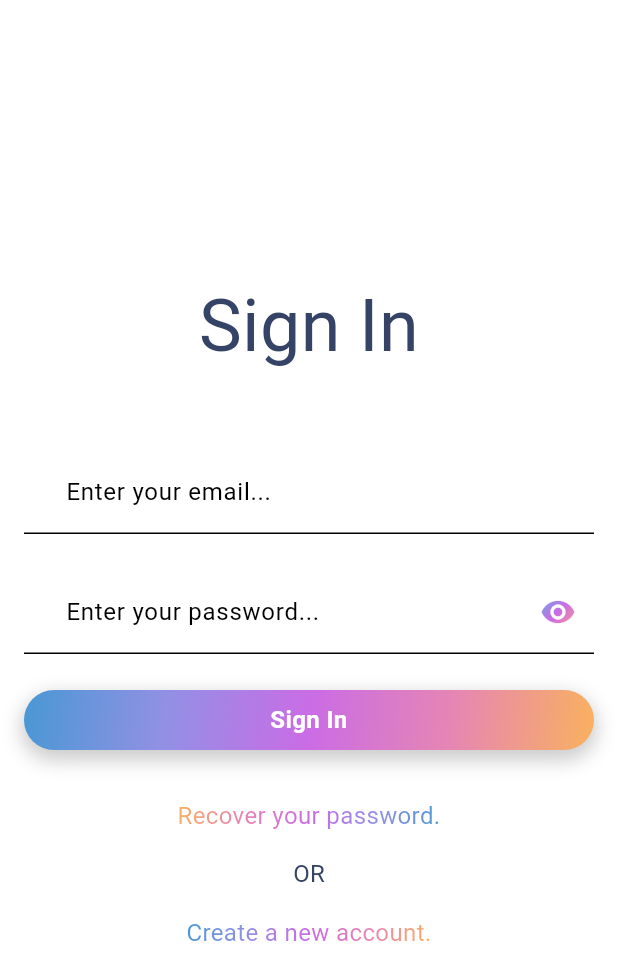
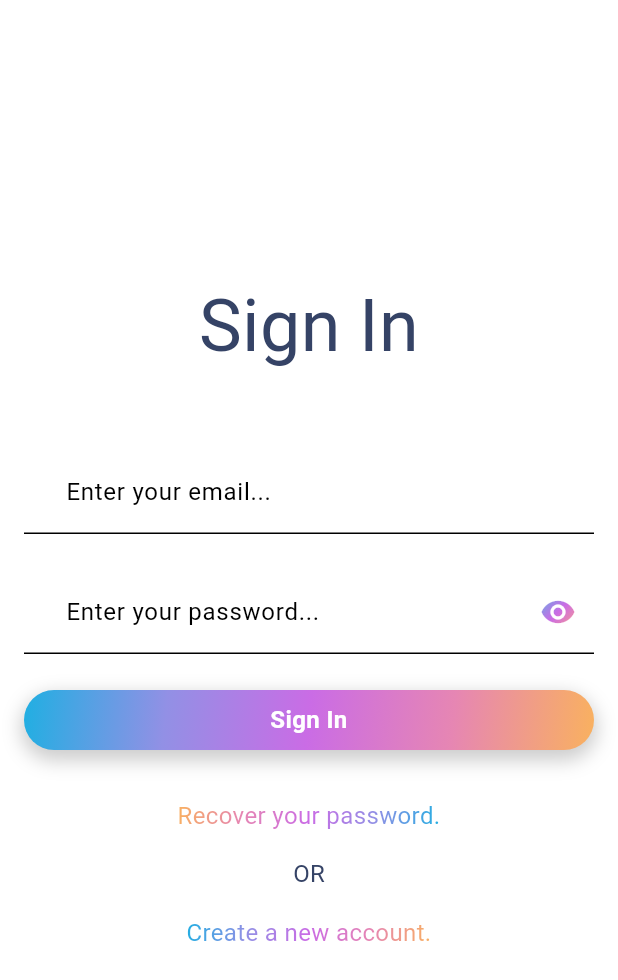
Before and after one commit to AndreiTheDev/expense_tracker, a Flutter app: the screen it shows after launch, on a phone screen of 412 x 824 dp. Shown: the top 980 px of the screen. Run offline on Flutter 3.47's test engine with Material 3 defaults, Android fonts, the phone set to English and light mode, and no system bars; our stand-ins replace cloud_firestore, cloud_functions, equatable, firebase_auth, firebase_core, firebase_messaging and 6 more; missing offline and left inert: bloc_presentation, control_style; accounts and stored records are empty; statements that could not run were skipped; project files that could hold a hidden picture were left out.

Commit message:
feat: add new colors and update some old colors and fix separators to be on both sides

```diff
--- a/lib/src/core/utils/colors.dart
+++ b/lib/src/core/utils/colors.dart
@@ -2,7 +2,8 @@ import 'package:flutter/material.dart';
 
 const Color backgroundColor = Color(0xfff3f4f6);
 const Color textBlue = Color(0xff43648f);
-const Color inactiveColor = Color(0xffc1cadb);
+const Color inactiveColor = Color.fromARGB(21, 193, 202, 219);
+const Color textLight = Color(0xfff9f9f9);
 const Color textDark = Color(0xff354366);
 const Color iconButtonsColor = Color(0xffa1b2c8);
 const Color errorColor = Color(0xffe40e0e);
@@ -10,7 +11,7 @@ final LinearGradient backgroundGradient = LinearGradient(
   begin: Alignment.topLeft,
   end: Alignment.bottomRight,
   colors: [
-    const Color(0xff4998d3).withOpacity(0.4),
+    const Color(0xff20afe2).withOpacity(0.4),
     const Color(0xff9290e5).withOpacity(0.4),
     const Color(0xffca6ce5).withOpacity(0.4),
     const Color(0xffe686b3).withOpacity(0.4),
@@ -21,7 +22,7 @@ const LinearGradient buttonsGradient = LinearGradient(
   begin: Alignment.topLeft,
   end: Alignment.bottomRight,
   colors: [
-    Color(0xff4998d3),
+    Color(0xff20afe2),
     Color(0xff9290e5),
     Color(0xffca6ce5),
     Color(0xffe686b3),
@@ -36,6 +37,6 @@ const LinearGradient buttonsGradientReversed = LinearGradient(
     Color(0xffe686b3),
     Color(0xffca6ce5),
     Color(0xff9290e5),
-    Color(0xff4998d3),
+    Color(0xff20afe2),
   ],
 );
--- a/lib/src/core/utils/sizes.dart
+++ b/lib/src/core/utils/sizes.dart
@@ -15,19 +15,25 @@ const double xxlText = 64;
 
 const xsSeparator = SizedBox(
   height: xsSize,
+  width: xsSize,
 );
 const smallSeparator = SizedBox(
   height: smallSize,
+  width: smallSize,
 );
 const mediumSeparator = SizedBox(
   height: mediumSize,
+  width: mediumSize,
 );
 const largeSeparator = SizedBox(
   height: largeSize,
+  width: largeSize,
 );
 const xlSeparator = SizedBox(
   height: xlSize,
+  width: xlSize,
 );
 const xxlSeparator = SizedBox(
   height: xxlSize,
+  width: xxlSize,
 );
```
